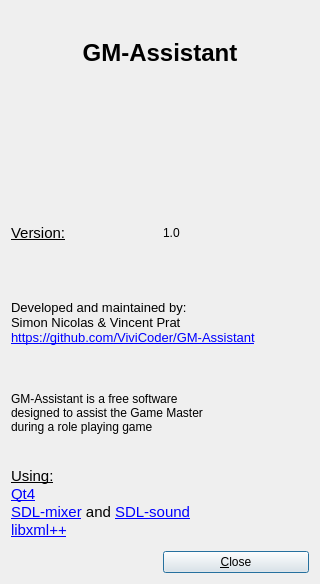
ViviCoder/GM-Assistant, file sources/windows/AboutDialog.ui: the form before one commit.
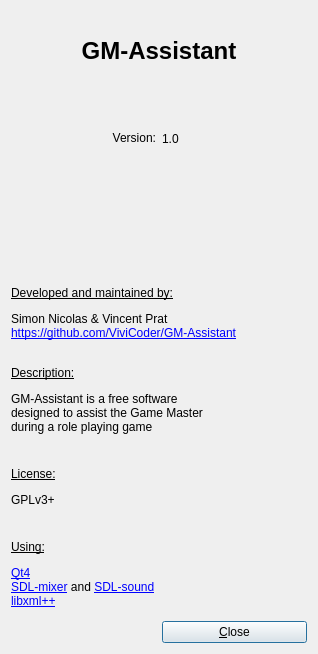
The form after the commit. Icons and pictures are not drawn.

Commit message: Some information added in AboutDialog

Diff of the .ui file:
```diff
--- a/sources/windows/AboutDialog.ui
+++ b/sources/windows/AboutDialog.ui
@@ -9,15 +9,13 @@
    <rect>
     <x>0</x>
     <y>0</y>
-    <width>320</width>
-    <height>584</height>
+    <width>318</width>
+    <height>654</height>
    </rect>
   </property>
   <property name="windowTitle">
    <string>About GM-Assistant</string>
   </property>
-  <layout class="QGridLayout" name="gridLayout_2">
-   <item row="0" column="0">
     <layout class="QGridLayout" name="gridLayout">
      <item row="0" column="0" colspan="2">
       <widget class="QLabel" name="labelTitle">
@@ -33,55 +31,26 @@
        </property>
       </widget>
      </item>
-     <item row="2" column="0">
+   <item row="1" column="0">
       <widget class="QLabel" name="labelVersion">
        <property name="text">
         <string>&lt;!DOCTYPE HTML PUBLIC &quot;-//W3C//DTD HTML 4.0//EN&quot; &quot;http://www.w3.org/TR/REC-html40/strict.dtd&quot;&gt;
-&lt;html&gt;&lt;head&gt;&lt;meta name=&quot;qrichtext&quot; content=&quot;1&quot; /&gt;&lt;style type=&quot;text/css&quot;&gt;
-p, li { white-space: pre-wrap; }
-&lt;/style&gt;&lt;/head&gt;&lt;body style=&quot; font-family:'Ubuntu'; font-size:11pt; font-weight:400; font-style:normal;&quot;&gt;
-&lt;p style=&quot; margin-top:0px; margin-bottom:0px; margin-left:0px; margin-right:0px; -qt-block-indent:0; text-indent:0px;&quot;&gt;&lt;span style=&quot; text-decoration: underline;&quot;&gt;Version:&lt;/span&gt;&lt;/p&gt;&lt;/body&gt;&lt;/html&gt;</string>
+&lt;html&gt;&lt;body&gt;
+&lt;p&gt;Version:&lt;/p&gt;&lt;/body&gt;&lt;/html&gt;</string>
+     </property>
+     <property name="alignment">
+      <set>Qt::AlignRight|Qt::AlignTrailing|Qt::AlignVCenter</set>
        </property>
       </widget>
      </item>
-     <item row="2" column="1">
+   <item row="1" column="1">
       <widget class="QLabel" name="labelVersionNumber">
        <property name="text">
         <string>1.0</string>
        </property>
       </widget>
      </item>
-     <item row="4" column="0" colspan="2">
-      <widget class="QLabel" name="labelDescribe">
-       <property name="text">
-        <string>GM-Assistant is a free software
-designed to assist the Game Master
-during a role playing game</string>
-       </property>
-      </widget>
-     </item>
-     <item row="5" column="0" colspan="2">
-      <widget class="QLabel" name="labelLibs">
-       <property name="text">
-        <string>&lt;!DOCTYPE HTML PUBLIC &quot;-//W3C//DTD HTML 4.0//EN&quot; &quot;http://www.w3.org/TR/REC-html40/strict.dtd&quot;&gt;
-&lt;html&gt;&lt;head&gt;&lt;meta name=&quot;qrichtext&quot; content=&quot;1&quot; /&gt;&lt;style type=&quot;text/css&quot;&gt;
-p, li { white-space: pre-wrap; }
-&lt;/style&gt;&lt;/head&gt;&lt;body style=&quot; font-family:'Sans'; font-size:10pt; font-weight:400; font-style:normal;&quot;&gt;
-&lt;p style=&quot; margin-top:0px; margin-bottom:0px; margin-left:0px; margin-right:0px; -qt-block-indent:0; text-indent:0px;&quot;&gt;&lt;span style=&quot; font-family:'Ubuntu'; font-size:11pt; text-decoration: underline;&quot;&gt;Using:&lt;/span&gt;&lt;/p&gt;
-&lt;p style=&quot; margin-top:0px; margin-bottom:0px; margin-left:0px; margin-right:0px; -qt-block-indent:0; text-indent:0px;&quot;&gt;&lt;a href=&quot;http://qt.nokia.com/&quot;&gt;&lt;span style=&quot; font-family:'Ubuntu'; font-size:11pt; text-decoration: underline; color:#0000ff;&quot;&gt;Qt4&lt;/span&gt;&lt;/a&gt;&lt;/p&gt;
-&lt;p style=&quot; margin-top:0px; margin-bottom:0px; margin-left:0px; margin-right:0px; -qt-block-indent:0; text-indent:0px;&quot;&gt;&lt;a href=&quot;http://www.libsdl.org/projects/SDL_mixer/ &quot;&gt;&lt;span style=&quot; font-family:'Ubuntu'; font-size:11pt; text-decoration: underline; color:#0000ff;&quot;&gt;SDL-mixer&lt;/span&gt;&lt;/a&gt;&lt;span style=&quot; font-size:11pt;&quot;&gt; and &lt;/span&gt;&lt;a href=&quot;http://icculus.org/SDL_sound/&quot;&gt;&lt;span style=&quot; font-family:'Ubuntu'; font-size:11pt; text-decoration: underline; color:#0000ff;&quot;&gt;SDL-sound&lt;/span&gt;&lt;/a&gt;&lt;/p&gt;
-&lt;p style=&quot; margin-top:0px; margin-bottom:0px; margin-left:0px; margin-right:0px; -qt-block-indent:0; text-indent:0px;&quot;&gt;&lt;a href=&quot;http://libxmlplusplus.sourceforge.net/&quot;&gt;&lt;span style=&quot; font-size:11pt; text-decoration: underline; color:#0000ff;&quot;&gt;libxml++&lt;/span&gt;&lt;/a&gt;&lt;/p&gt;&lt;/body&gt;&lt;/html&gt;</string>
-       </property>
-      </widget>
-     </item>
-     <item row="6" column="1">
-      <widget class="QPushButton" name="pushClose">
-       <property name="text">
-        <string>&amp;Close</string>
-       </property>
-      </widget>
-     </item>
-     <item row="1" column="0" colspan="2">
+   <item row="2" column="0" colspan="2">
       <widget class="QLabel" name="labelLogo">
        <property name="text">
         <string/>
@@ -98,16 +67,53 @@
       <widget class="QLabel" name="labelDev">
        <property name="text">
         <string>&lt;!DOCTYPE HTML PUBLIC &quot;-//W3C//DTD HTML 4.0//EN&quot; &quot;http://www.w3.org/TR/REC-html40/strict.dtd&quot;&gt;
-&lt;html&gt;&lt;head&gt;&lt;meta name=&quot;qrichtext&quot; content=&quot;1&quot; /&gt;&lt;style type=&quot;text/css&quot;&gt;
-p, li { white-space: pre-wrap; }
-&lt;/style&gt;&lt;/head&gt;&lt;body style=&quot; font-family:'Sans'; font-size:10pt; font-weight:400; font-style:normal;&quot;&gt;
-&lt;p style=&quot; margin-top:0px; margin-bottom:0px; margin-left:0px; margin-right:0px; -qt-block-indent:0; text-indent:0px;&quot;&gt;Developed and maintained by:&lt;/p&gt;
-&lt;p style=&quot; margin-top:0px; margin-bottom:0px; margin-left:0px; margin-right:0px; -qt-block-indent:0; text-indent:0px;&quot;&gt;Simon Nicolas &amp;amp; Vincent Prat&lt;/p&gt;
-&lt;p style=&quot; margin-top:0px; margin-bottom:0px; margin-left:0px; margin-right:0px; -qt-block-indent:0; text-indent:0px;&quot;&gt;&lt;a href=&quot;https://github.com/ViviCoder/GM-Assistant&quot;&gt;&lt;span style=&quot; text-decoration: underline; color:#0000ff;&quot;&gt;https://github.com/ViviCoder/GM-Assistant&lt;/span&gt;&lt;/a&gt;&lt;/p&gt;&lt;/body&gt;&lt;/html&gt;</string>
+&lt;html&gt;&lt;body&gt;
+&lt;p style=&quot;text-decoration: underline&quot;&gt;Developed and maintained by:&lt;/p&gt;
+&lt;p&gt;Simon Nicolas &amp;amp; Vincent Prat&lt;br /&gt;
+&lt;a href=&quot;https://github.com/ViviCoder/GM-Assistant&quot;&gt;&lt;span style=&quot; text-decoration: underline; color:#0000ff;&quot;&gt;https://github.com/ViviCoder/GM-Assistant&lt;/span&gt;&lt;/a&gt;&lt;/p&gt;&lt;/body&gt;&lt;/html&gt;</string>
        </property>
       </widget>
      </item>
-    </layout>
+   <item row="6" column="0" colspan="2">
+    <widget class="QLabel" name="labelLibs">
+     <property name="text">
+      <string>&lt;!DOCTYPE HTML PUBLIC &quot;-//W3C//DTD HTML 4.0//EN&quot; &quot;http://www.w3.org/TR/REC-html40/strict.dtd&quot;&gt;
+&lt;html&gt;&lt;body&gt;
+&lt;p style=&quot;text-decoration: underline&quot;&gt;Using:&lt;/p&gt;
+&lt;p&gt;&lt;a href=&quot;http://qt.nokia.com/&quot;&gt;&lt;span style=&quot;text-decoration: underline; color:#0000ff;&quot;&gt;Qt4&lt;/span&gt;&lt;/a&gt;&lt;br /&gt;
+&lt;a href=&quot;http://www.libsdl.org/projects/SDL_mixer/ &quot;&gt;&lt;span style=&quot;text-decoration: underline; color:#0000ff;&quot;&gt;SDL-mixer&lt;/span&gt;&lt;/a&gt; and &lt;a href=&quot;http://icculus.org/SDL_sound/&quot;&gt;&lt;span style=&quot;text-decoration: underline; color:#0000ff;&quot;&gt;SDL-sound&lt;/span&gt;&lt;/a&gt;&lt;br /&gt;
+&lt;a href=&quot;http://libxmlplusplus.sourceforge.net/&quot;&gt;&lt;span style=&quot;text-decoration: underline; color:#0000ff;&quot;&gt;libxml++&lt;/span&gt;&lt;/a&gt;&lt;/p&gt;&lt;/body&gt;&lt;/html&gt;</string>
+     </property>
+    </widget>
+   </item>
+   <item row="7" column="1">
+    <widget class="QPushButton" name="pushClose">
+     <property name="text">
+      <string>&amp;Close</string>
+     </property>
+    </widget>
+   </item>
+   <item row="4" column="0" colspan="2">
+    <widget class="QLabel" name="labelDescribe">
+     <property name="text">
+      <string>&lt;!DOCTYPE HTML PUBLIC &quot;-//W3C//DTD HTML 4.0//EN&quot; &quot;http://www.w3.org/TR/REC-html40/strict.dtd&quot;&gt;
+&lt;html&gt;&lt;body&gt;
+&lt;p style=&quot;text-decoration: underline;&quot;&gt;Description:&lt;/p&gt;
+&lt;p&gt;GM-Assistant is a free software&lt;br /&gt;
+designed to assist the Game Master&lt;br /&gt;
+during a role playing game&lt;/p&gt;&lt;/body&gt;&lt;/html&gt;</string>
+     </property>
+    </widget>
+   </item>
+   <item row="5" column="0" colspan="2">
+    <widget class="QLabel" name="labelLicense">
+     <property name="text">
+      <string>&lt;!DOCTYPE HTML PUBLIC &quot;-//W3C//DTD HTML 4.0//EN&quot; &quot;http://www.w3.org/TR/REC-html40/strict.dtd&quot;&gt;
+&lt;html&gt;&lt;body&gt;
+&lt;p style=&quot; text-decoration: underline;&quot;&gt;License:&lt;/p&gt;
+&lt;p&gt;GPLv3+&lt;/p&gt;&lt;/body&gt;&lt;/html&gt;</string>
+     </property>
+    </widget>
    </item>
   </layout>
  </widget>
```
Left out of the diff: 20 changed lines with no effect on the pictures. Lines whose indentation alone changed are shown as unchanged. The commit also changes 3 other files.
